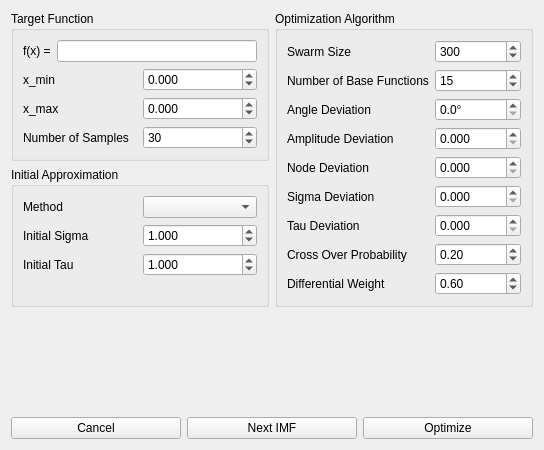
First picture: the form in gui_main_window.ui, repository ralphtandetzky/decompose_imf, before the edit.
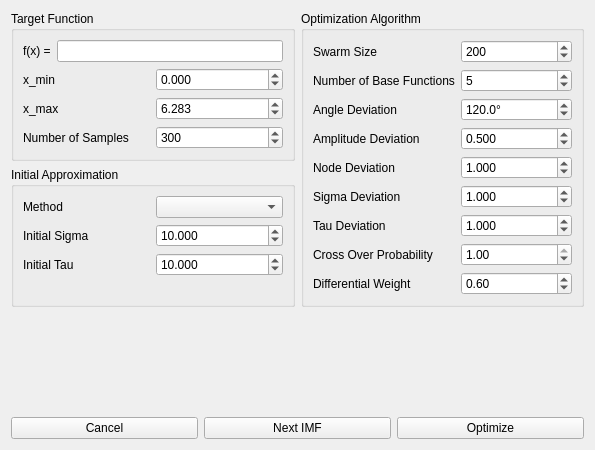
Second picture: the form after the edit.

Commit message: Worked over gui: default parameters and tab order have been changed.

What changed in the file:
```diff
--- a/gui_main_window.ui
+++ b/gui_main_window.ui
@@ -6,7 +6,7 @@
    <rect>
     <x>0</x>
     <y>0</y>
-    <width>544</width>
+    <width>595</width>
     <height>450</height>
    </rect>
   </property>
@@ -33,7 +33,7 @@
              <number>10000</number>
             </property>
             <property name="value">
-             <number>30</number>
+             <number>300</number>
             </property>
            </widget>
           </item>
@@ -91,6 +91,9 @@
             <property name="maximum">
              <double>1000.000000000000000</double>
             </property>
+            <property name="value">
+             <double>6.283000000000000</double>
+            </property>
            </widget>
           </item>
           <item row="0" column="0" colspan="2">
@@ -155,7 +158,7 @@
              <double>10000.000000000000000</double>
             </property>
             <property name="value">
-             <double>1.000000000000000</double>
+             <double>10.000000000000000</double>
             </property>
            </widget>
           </item>
@@ -168,7 +171,7 @@
              <double>10000.000000000000000</double>
             </property>
             <property name="value">
-             <double>1.000000000000000</double>
+             <double>10.000000000000000</double>
             </property>
            </widget>
           </item>
@@ -218,7 +221,7 @@
            <number>10000</number>
           </property>
           <property name="value">
-           <number>300</number>
+           <number>200</number>
           </property>
          </widget>
         </item>
@@ -241,7 +244,7 @@
            <double>10000.000000000000000</double>
           </property>
           <property name="value">
-           <double>0.000000000000000</double>
+           <double>1.000000000000000</double>
           </property>
          </widget>
         </item>
@@ -254,7 +257,7 @@
            <double>10000.000000000000000</double>
           </property>
           <property name="value">
-           <double>0.000000000000000</double>
+           <double>1.000000000000000</double>
           </property>
          </widget>
         </item>
@@ -271,7 +274,7 @@
            <number>1000</number>
           </property>
           <property name="value">
-           <number>15</number>
+           <number>5</number>
           </property>
          </widget>
         </item>
@@ -284,11 +287,14 @@
            <number>1</number>
           </property>
           <property name="maximum">
-           <double>180.000000000000000</double>
+           <double>10000.000000000000000</double>
           </property>
           <property name="singleStep">
            <double>1.000000000000000</double>
           </property>
+          <property name="value">
+           <double>120.000000000000000</double>
+          </property>
          </widget>
         </item>
         <item row="3" column="0">
@@ -329,6 +335,9 @@
           <property name="singleStep">
            <double>0.100000000000000</double>
           </property>
+          <property name="value">
+           <double>0.500000000000000</double>
+          </property>
          </widget>
         </item>
         <item row="7" column="1">
@@ -340,7 +349,7 @@
            <double>0.010000000000000</double>
           </property>
           <property name="value">
-           <double>0.200000000000000</double>
+           <double>1.000000000000000</double>
           </property>
          </widget>
         </item>
@@ -393,7 +402,7 @@
            <double>10000.000000000000000</double>
           </property>
           <property name="value">
-           <double>0.000000000000000</double>
+           <double>1.000000000000000</double>
           </property>
          </widget>
         </item>
```
Left out of the diff: 7 changed lines with no effect on the pictures.
